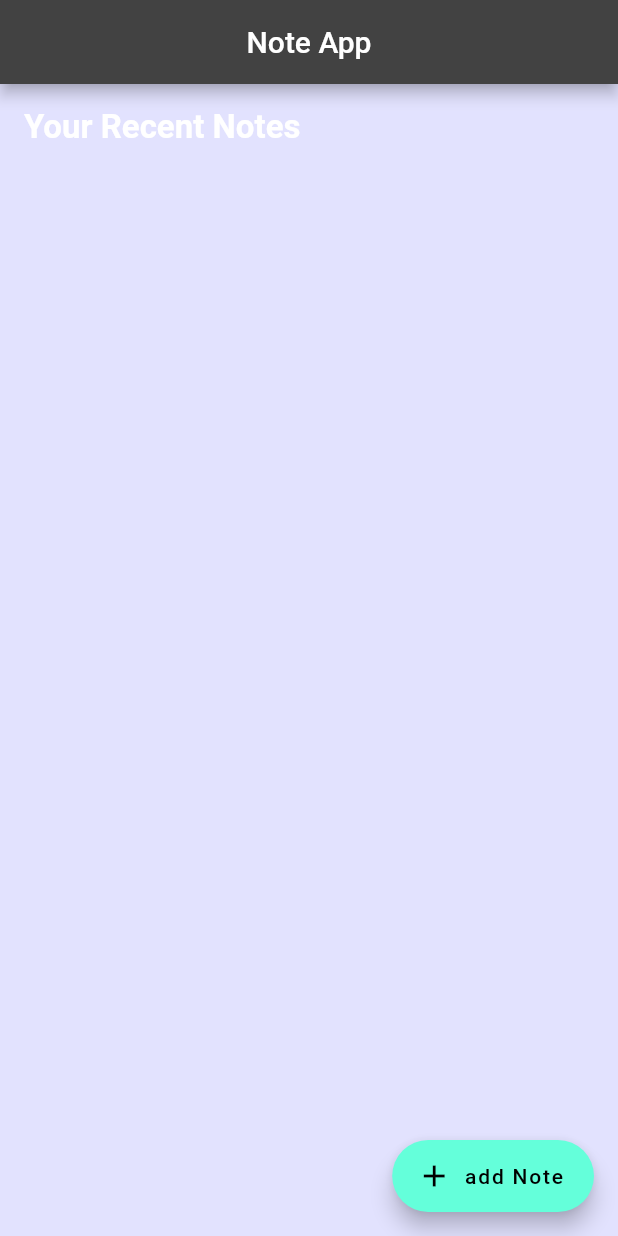
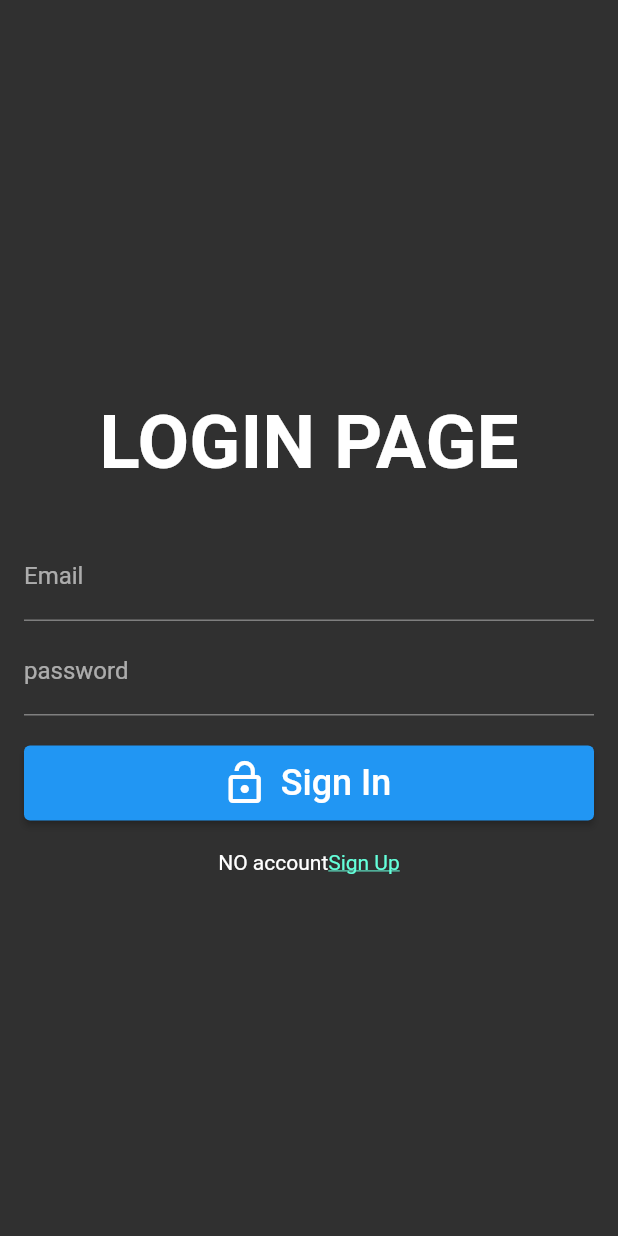
Before and after one commit to sayedanbia1/NoteAppwithFirebase, a Flutter app: the screen it shows after launch, on a phone screen of 412 x 824 dp. Run offline on Flutter 3.47's test engine with Material 2 defaults, Android fonts, the phone set to English and light mode, and no system bars; our stand-ins replace cloud_firestore, email_validator, firebase_auth, firebase_core, google_fonts; accounts and stored records are empty.

Commit message:
create autopage and signup page

```diff
--- /dev/null
+++ b/lib/AuthPage.dart
@@ -0,0 +1,20 @@
+import 'package:flutter/material.dart';
+import 'package:note_app/LoginPage.dart';
+import 'SignUpWidget.dart';
+
+
+
+class AutoPag extends StatefulWidget {
+  const AutoPag({super.key});
+  @override
+  State<AutoPag> createState() => _AutoPagState();
+}
+class _AutoPagState extends State<AutoPag> {
+  bool isLogin= true;
+  @override
+  Widget build(BuildContext context) =>
+      isLogin
+          ? LoginWidget(onClickedSignUp: toggle)
+          : SignUpWidget(onClickedSignIn: toggle);
+  void toggle()=> setState(()=>isLogin =!isLogin);
+}
--- a/lib/LoginPage.dart
+++ b/lib/LoginPage.dart
@@ -1,62 +1,100 @@
+import 'package:firebase_auth/firebase_auth.dart';
+import 'package:firebase_core/firebase_core.dart';
+import 'package:flutter/gestures.dart';
 import 'package:flutter/material.dart';
 
-void main()=>runApp(myapp());
+import 'main.dart';
 
-
-class myapp extends StatelessWidget {
-  const myapp({super.key});
+class LoginWidget extends StatefulWidget {
+  final VoidCallback onClickedSignUp;
+  const LoginWidget({
+    Key? key,
+  required this.onClickedSignUp,
+  }) :super(key: key);
+  @override
+  State<LoginWidget> createState() => _LoginWidgetState();
+}
+class _LoginWidgetState extends State<LoginWidget> {
+  final emailController = TextEditingController();
+  final passwordController = TextEditingController();
 
   @override
-  Widget build(BuildContext context) {
-    return MaterialApp(
-
-      home: HomePage(),
-    );
-  }
-}
-class HomePage extends StatefulWidget {
-  const HomePage({super.key});
-
-  @override
-  State<HomePage> createState() => _HomePageState();
-}
-class _HomePageState extends State<HomePage> {
-  @override
-  Widget build(BuildContext context) {
-    return Scaffold(
-      body: LoginScreen(),
-    );
-  }
-}
-class LoginScreen extends StatefulWidget {
-  const LoginScreen({super.key});
-
-  @override
-  State<LoginScreen> createState() => _LoginScreenState();
+  void dispose() {
+    emailController.dispose();
+    passwordController.dispose();
+    super.dispose();
   }
 
-class _LoginScreenState extends State<LoginScreen> {
-  @override
-  Widget build(BuildContext context) {
-    return Padding(
-        padding: const EdgeInsets.all(15),
-        child: Column(
+  Widget build(BuildContext context) => SingleChildScrollView(
+        padding: EdgeInsets.all(16) ,
+        child:Column(
         mainAxisAlignment: MainAxisAlignment.center,
-          crossAxisAlignment: CrossAxisAlignment.start,
         children: [
-            Text("my title",style: TextStyle(
-            color: Colors.black,
-            fontSize: 28.0,
-            fontWeight: FontWeight.bold),
+          SizedBox(height: 250,),
+          SafeArea(child: Text('LOGIN PAGE',style: TextStyle(fontWeight: FontWeight.bold,fontSize: 50),)),
+          SizedBox(height: 30,),
+          TextField(
+            controller: emailController,
+            cursorColor: Colors.white,
+            textInputAction: TextInputAction.next,
+            decoration: InputDecoration(labelText: "Email"),
           ),
-            Text("Login to Your App",style: TextStyle(
-                color: Colors.black,
-                fontSize: 28.0,
-                fontWeight: FontWeight.bold
+          SizedBox(height: 4),
+          TextField(
+            controller: passwordController,
+            cursorColor: Colors.white,
+            textInputAction: TextInputAction.done,
+            decoration: InputDecoration(labelText: "password"),
+            obscureText: true,
+          ),
+          SizedBox(height: 20,
+          ),
+          ElevatedButton.icon(
+            style: ElevatedButton.styleFrom(
+              minimumSize: Size.fromHeight(50),
+          ),
+            icon: Icon(Icons.lock_open,size: 32,),
+            label: Text(
+              'Sign In',
+              style: TextStyle(fontSize: 24),
+            ),
+            onPressed: signIn,
+          ),
+          SizedBox(height: 20,),
+          RichText(text: TextSpan(
+            style: TextStyle(color: Colors.white,),
+            text:'NO account',
+            children: [
+              TextSpan(
+                recognizer: TapGestureRecognizer()
+                ..onTap= widget.onClickedSignUp,
+                text: 'Sign Up',
+                style: TextStyle(
+                  decoration: TextDecoration.underline,
+                  color: Theme.of(context).colorScheme.secondary,
                 ),
               ),
             ],
+          ),),
+        ],
       ),
     );
+    Future signIn() async{
+      showDialog(
+          context: context,
+          barrierDismissible: false,
+          builder:(context) => Center(child: CircularProgressIndicator(),),
+      );
+      try {
+        await FirebaseAuth.instance.signInWithEmailAndPassword(
+          email: emailController.text.trim(),
+          password:passwordController.text.trim(),
+        );
+      } on Exception catch (e) {
+        print(e);
+        // TODO
+      }
+      // Navigator.of(context) not working!
+      navigatorKey.currentState!.popUntil((route) => route.isFirst);
     }
 }
--- a/lib/main.dart
+++ b/lib/main.dart
@@ -1,19 +1,39 @@
+import 'package:firebase_auth/firebase_auth.dart';
 import 'package:flutter/material.dart';
+import 'package:note_app/LoginPage.dart';
 import 'screens/home_screen.dart';
 import 'package:firebase_core/firebase_core.dart';
+import 'AuthPage.dart';
 
 Future<void> main()async {
   WidgetsFlutterBinding.ensureInitialized();
  await Firebase.initializeApp();
   runApp(MyApp());
 }
+final navigatorKey= GlobalKey<NavigatorState>();
 class MyApp extends StatelessWidget {
   @override
   Widget build(BuildContext context) {
     return MaterialApp(
+      navigatorKey: navigatorKey,
       title: 'NoteApp',
       theme: ThemeData.dark(),
-      home: HomeScreen(),
+      home:Home(),
     );
   }
 }
+class Home extends StatelessWidget {
+  @override
+  Widget build(BuildContext context) => Scaffold(
+      body: StreamBuilder<User?>(
+        stream: FirebaseAuth.instance.authStateChanges(),
+    builder: (context,snapshot){
+          if(snapshot.hasData){
+            return HomeScreen();
+  }else{
+            return AutoPag();
+  }
+      }
+    ),
+  );
+}
--- a/pubspec.yaml
+++ b/pubspec.yaml
@@ -38,6 +38,8 @@ dependencies:
   firebase_core: ^2.13.1
   cloud_firestore: ^4.8.0
   google_fonts: ^4.0.4
+  firebase_auth: ^4.0.1
+  email_validator: ^2.1.17
 
 dev_dependencies:
   flutter_test:
```
Also changed, not shown: lib/SignUpWidget.dart (added, +118 -0 lines), lib/profile.dart (added, +74 -0 lines), lib/screens/home_screen.dart (+33 -1 lines), pubspec.lock, 1 other file. Lines whose indentation alone changed are shown as unchanged.
